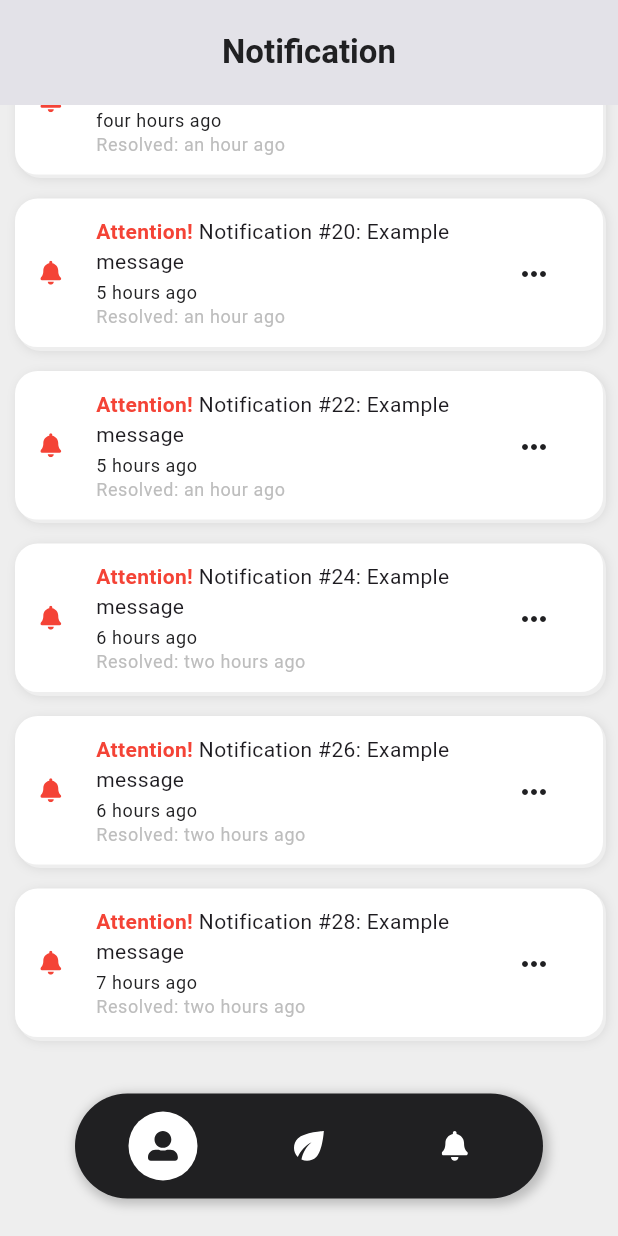
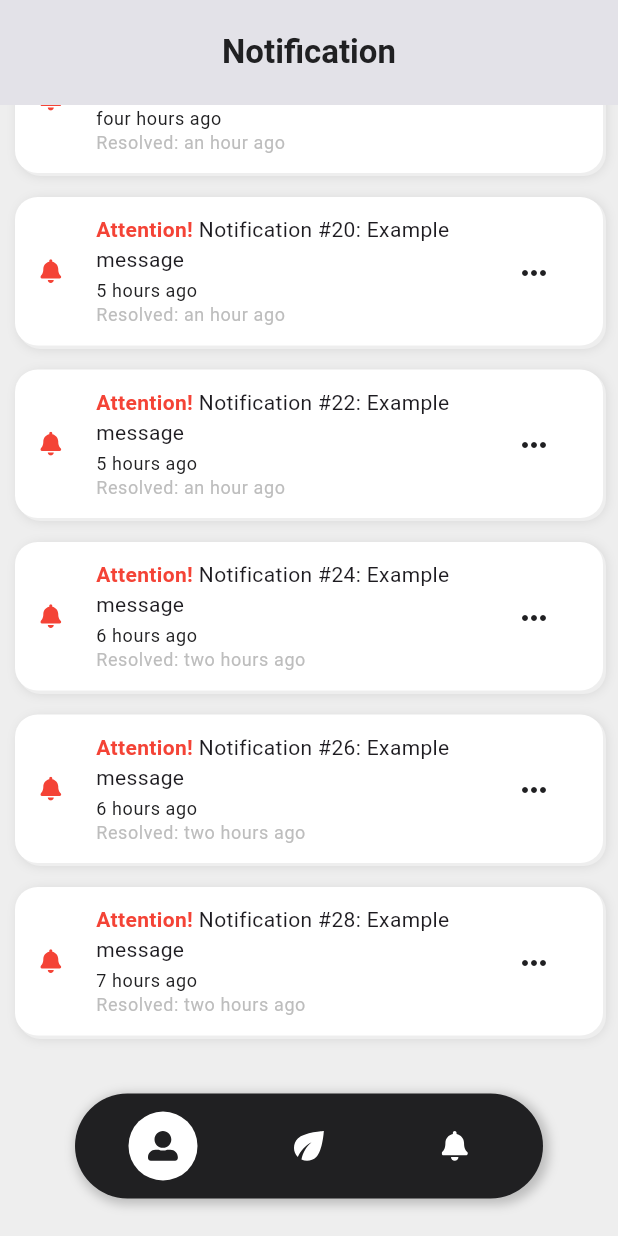
Before and after one commit to Franek1703/GrowHub, a Flutter app: the NotificationPage screen opened by its route, scrolled down 2880 dp, on a phone screen of 412 x 824 dp. Run offline on Flutter 3.47's test engine with Material 3 defaults, Android fonts, the phone set to English and light mode, and no system bars; our stand-ins replace bloc, equatable, fl_chart, flutter_bloc, flutter_hooks, flutter_svg and 3 more; missing offline and left inert: flutter_portal.

Commit message:
Fix padding

```diff
--- a/app/growhub/lib/views/notification/notification_page.dart
+++ b/app/growhub/lib/views/notification/notification_page.dart
@@ -37,10 +37,8 @@ class NotificationPage extends StatelessWidget {
       onRefresh: () => context.read<NotificationCubit>().refreshNotifications(),
       child: Scaffold(
         backgroundColor: GHColors.background,
-        body: Padding(
-          padding: const EdgeInsets.only(bottom: 70),
-          child: ListView(
-            padding: const EdgeInsets.symmetric(horizontal: 10, vertical: 20),
+        body: ListView(
+          padding: const EdgeInsets.only(left: 10, right: 10, bottom: 90, top: 10),
           scrollDirection: Axis.vertical,
           children: [
             Builder(builder: (context) {
@@ -167,7 +165,6 @@ class NotificationPage extends StatelessWidget {
           ],
         ),
       ),
-      ),
     );
   }
 }
```
Lines whose indentation alone changed are shown as unchanged.
